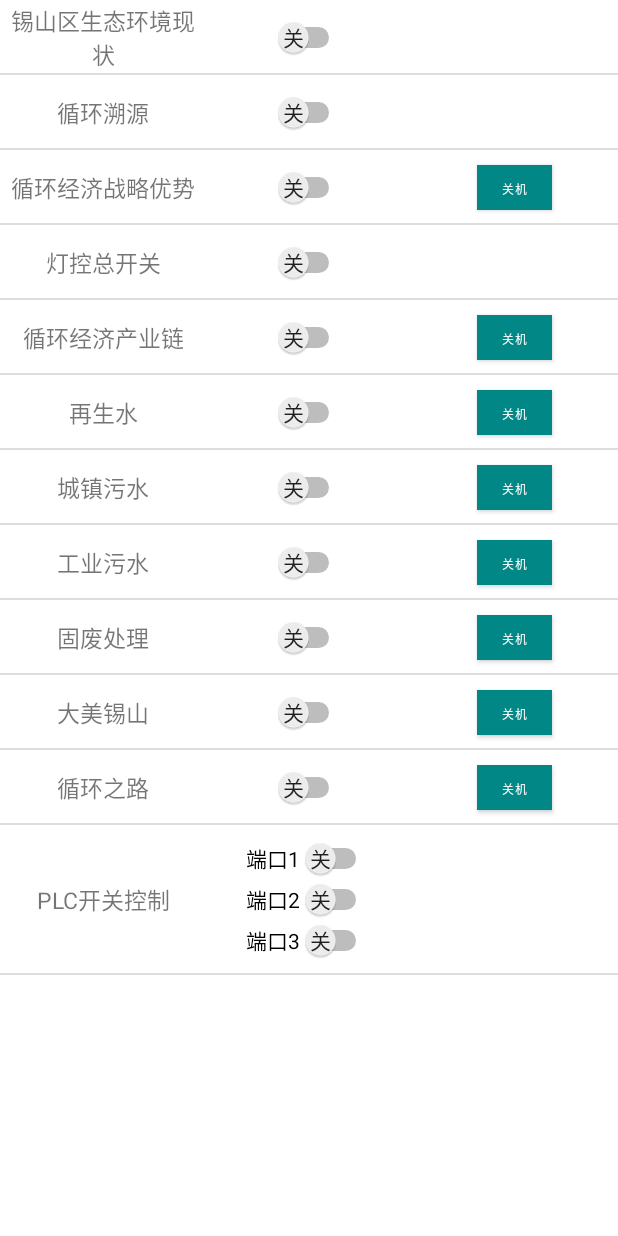
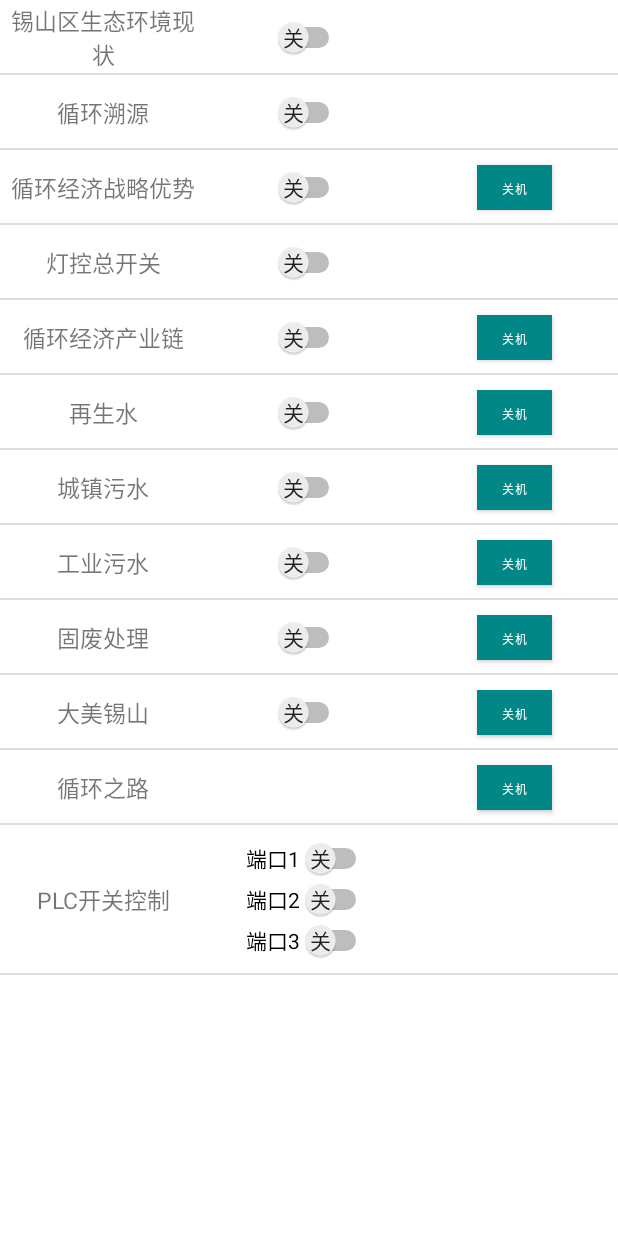
Before and after one commit to yc732758884/zhongkong, an Android app: the screen it shows after launch (MainActivity), on a phone screen of 412 x 824 dp. Run offline under Robolectric (Android 15) with nearby library versions, the phone set to English and light mode, and no system bars; our stand-ins replace RxJava; network calls fail; 1 statement that could not run was skipped.

Commit message:
1111111111111

```diff
--- a/app/src/main/java/com/shtt/zhongkong/MainActivity.kt
+++ b/app/src/main/java/com/shtt/zhongkong/MainActivity.kt
@@ -191,6 +191,13 @@ class MainActivity : AppCompatActivity() {
 
 
 
+        //xunhuanzhilu
+
+        sw_plc1.
+
+
+
+
 
 
 
--- a/app/src/main/java/com/shtt/zhongkong/net/HttpRequest.java
+++ b/app/src/main/java/com/shtt/zhongkong/net/HttpRequest.java
@@ -51,4 +51,9 @@ public interface HttpRequest {
     @GET("radarSwitch/version")
     Observable<BaseResponse<StatusBean>> radarSwitch( @Query("flag") boolean flag,@Header("urlname") String head);
 
+
+    //plc
+
+    @GET("plcState")
+    Observable<BaseResponse<String>> plcState( @Query("isOpen") boolean open,@Query("code") int code,@Header("urlname") String head);
 }
--- a/app/src/main/res/layout/activity_main.xml
+++ b/app/src/main/res/layout/activity_main.xml
@@ -651,13 +651,6 @@
                    android:gravity="center"
                    android:layout_height="match_parent">
 
-                   <Switch
-                       android:id="@+id/sw_dmxs"
-                       android:textOn="开"
-                       android:textOff="关"
-                       android:showText="true"
-                       android:layout_width="wrap_content"
-                       android:layout_height="wrap_content"/>
 
 
 
@@ -669,7 +662,7 @@
                    android:gravity="center"
                    android:layout_height="match_parent">
                    <Button
-                       android:id="@+id/btn_dmxs"
+                       android:id="@+id/btn_"
                        android:text="关机"
                        android:textSize="8sp"
                        android:background="@color/teal_700"
```
